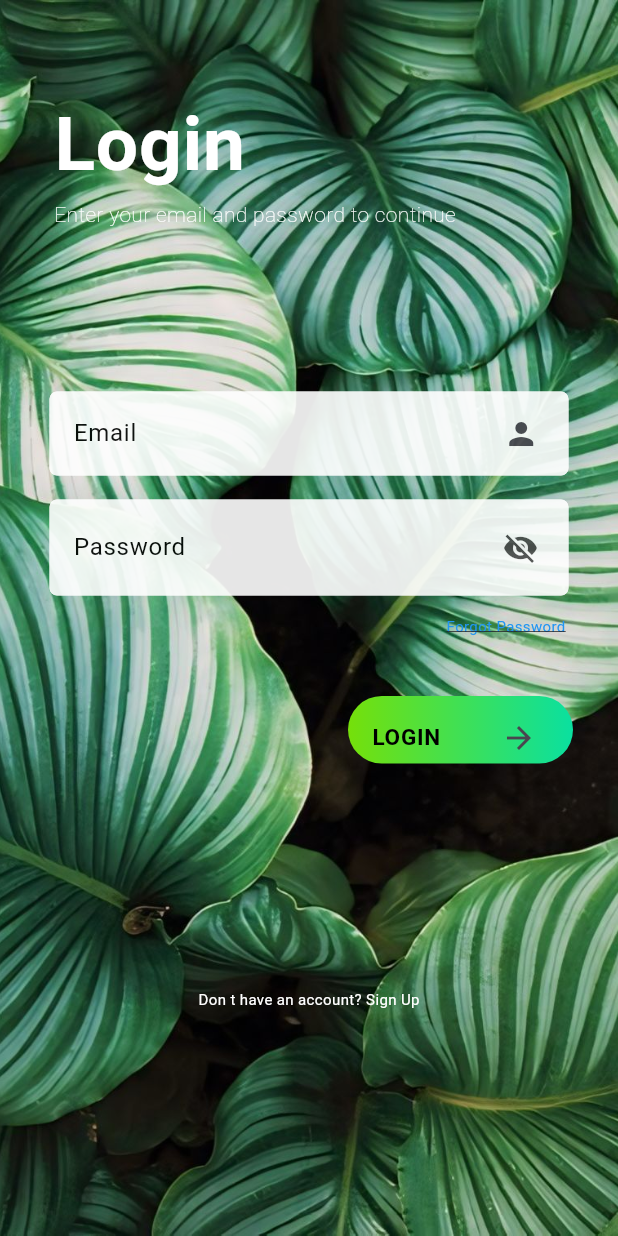
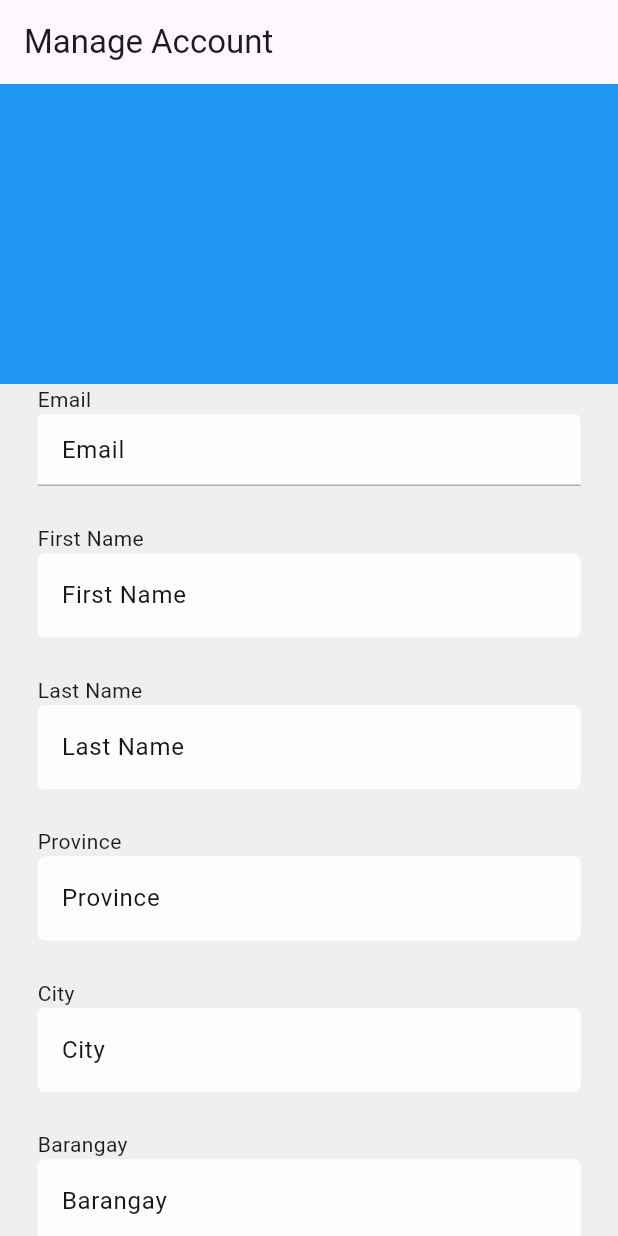
Before and after one commit to smmic-capstone/smmic-app, a Flutter app: the screen it shows after launch, on a phone screen of 412 x 824 dp. Run offline on Flutter 3.47's test engine with Material 3 defaults, Android fonts, the phone set to English and light mode, and no system bars; our stand-ins replace geocoding, geolocator, syncfusion_flutter_gauges.

Commit message:
UI for manage account added just need the profile pic

```diff
--- a/lib/components/drawer.dart
+++ b/lib/components/drawer.dart
@@ -1,5 +1,6 @@
 import 'package:flutter/cupertino.dart';
 import 'package:flutter/material.dart';
+import 'package:smmic/pages/accountinfo.dart';
 
 class ComponentDrawer extends StatefulWidget {
   const ComponentDrawer({super.key});
@@ -22,8 +23,13 @@ class ComponentDrawerState extends State<ComponentDrawer> {
           ),
           GestureDetector(
             onTap: () {},
-            child: const ListTile(
-                leading: Icon(Icons.person), title: Text('Manage Account')),
+            child: ListTile(
+                leading: const Icon(Icons.person), title: Text('Manage Account'),
+            onTap: (){
+                  Navigator.push(context, MaterialPageRoute(builder: (context) => const ManageAccount()
+                  ));
+              },
+            ),
           )
         ],
       ),
--- a/lib/main.dart
+++ b/lib/main.dart
@@ -1,4 +1,5 @@
 import 'package:flutter/material.dart';
+import 'package:smmic/pages/accountinfo.dart';
 import 'package:smmic/pages/login.dart';
 
 void main() {
@@ -12,7 +13,7 @@ class MyApp extends StatelessWidget {
   Widget build(BuildContext context) {
     return const MaterialApp(
       debugShowCheckedModeBanner: false,
-      home: LoginPage(),
+      home: ManageAccount(),
     );
   }
 }
--- /dev/null
+++ b/lib/pages/accountinfo.dart
@@ -0,0 +1,111 @@
+import 'dart:convert';
+
+import 'package:flutter/material.dart';
+import 'package:smmic/subcomponents/login/textfield.dart';
+import 'package:smmic/subcomponents/manageacc/labeltext.dart';
+import 'package:smmic/subcomponents/manageacc/textfield.dart';
+import 'package:http/http.dart' as http;
+
+class ManageAccount extends StatefulWidget {
+  const ManageAccount({super.key});
+
+  @override
+  State<ManageAccount> createState() => _ManageAccount();
+}
+
+class _ManageAccount extends State<ManageAccount>{
+  Color? bgColor = const Color.fromRGBO(239, 239, 239, 1.0);
+  final setEmailController = TextEditingController();
+  final setFirstNameController = TextEditingController();
+  final setLastNameController = TextEditingController();
+  final setProvinceController = TextEditingController();
+  final setCityController = TextEditingController();
+  final setBarangayController = TextEditingController();
+  final setZoneController = TextEditingController();
+  final setZipCodeController = TextEditingController();
+  final setPasswordController = TextEditingController();
+
+  Future<void> getUserDetails() async {
+    String baseURL = 'http://127.0.0.1:8000/api';
+    String apiURL = '$baseURL/djoser/users/me/';
+    String token = 'asdasdsad';
+    //token here but how to get from login and store it
+
+    try{
+      final response = await http.get(Uri.parse(apiURL),
+      headers: {"Authorization":"Bearer $token"});
+
+      if (response.statusCode == 200) {
+        final userJsonData = jsonDecode(response.body);
+        String uuid = userJsonData['UID'];
+        String email = userJsonData['email'];
+        String firstName = userJsonData['first_name'];
+        String lastName = userJsonData['last_name'];
+        String province = userJsonData['province'];
+        String city = userJsonData['city'];
+        String barangay = userJsonData['barangay'];
+        String zone = userJsonData['zone'];
+        String zipCode = userJsonData['zip_code'];
+        String profilePic = 'http://127.0.0.1/$userJsonData["profilepic"]';
+      }else{
+        print("Failed to fetch user data;");
+      }
+    }catch(error){
+      print("Wrong Credentials");
+    }
+  }
+
+
+
+  @override
+  Widget build(BuildContext context){
+    return Scaffold(
+      backgroundColor: bgColor,
+      appBar: AppBar(
+        title: const Text("Manage Account"),
+      ),
+      body: ListView(
+        children: [
+          Column(
+            mainAxisAlignment: MainAxisAlignment.start,
+            crossAxisAlignment: CrossAxisAlignment.start,
+            children: [
+              Container(
+                height: 200,
+                color: Colors.blue
+              ),
+              const LabelText(label: "Email"),
+              const ManageAccountTextField( disableInput: true, hintText: "Email", obscuretext: false),
+
+              const LabelText(label: "First Name"),
+              ManageAccountTextField(controller:setFirstNameController, hintText: "First Name", obscuretext: false),
+
+              const LabelText( label: "Last Name"),
+              ManageAccountTextField(controller: setLastNameController,hintText: "Last Name", obscuretext: false),
+
+              const LabelText(label: "Province"),
+              ManageAccountTextField(controller: setEmailController, hintText: "Province", obscuretext: false),
+
+              const LabelText(label: "City"),
+              ManageAccountTextField(controller: setCityController, hintText: "City", obscuretext: false,),
+
+              const LabelText(label: "Barangay"),
+              ManageAccountTextField(controller: setZoneController, hintText:"Barangay", obscuretext: false),
+
+              const LabelText(label: "Zone"),
+              ManageAccountTextField(controller: setZoneController,hintText: "Zone", obscuretext: false),
+
+              const LabelText(label: "Zip Code"),
+              ManageAccountTextField(controller:setZipCodeController,hintText: "Zip Code", obscuretext: false),
+
+              const LabelText(label: "Password"),
+              ManageAccountTextField(controller: setEmailController, hintText: "Password", obscuretext: false)
+
+
+            ],
+          )
+        ],
+      ),
+    );
+  }
+}
--- a/lib/pages/device.dart
+++ b/lib/pages/device.dart
@@ -15,7 +15,7 @@ class _DeviceState extends State<Device> {
 
   @override
   Widget build(BuildContext context) {
-    Color? bgColor = Color.fromRGBO(239, 239, 239, 1.0);
+    Color? bgColor = const Color.fromRGBO(239, 239, 239, 1.0);
     return Scaffold(
       backgroundColor: bgColor,
       appBar: AppBar(
--- /dev/null
+++ b/lib/subcomponents/manageacc/labeltext.dart
@@ -0,0 +1,15 @@
+import 'package:flutter/material.dart';
+
+class LabelText extends StatelessWidget {
+  const LabelText({super.key, required this.label});
+  final String label;
+
+  @override
+  Widget build(BuildContext context){
+    return Padding(
+      padding: const EdgeInsets.only(left: 25.0),
+      child: Text(label),
+    );
+  }
+
+}
--- /dev/null
+++ b/lib/subcomponents/manageacc/textfield.dart
@@ -0,0 +1,52 @@
+import 'package:flutter/material.dart';
+
+class ManageAccountTextField extends StatelessWidget {
+  final TextEditingController? controller;
+  final String hintText;
+  final bool obscuretext;
+  final bool? disableInput;
+  final IconData? icon;
+  final Widget? suffixIcon;
+  final double opacity; // Add an opacity parameter
+
+  const ManageAccountTextField(
+      {super.key,
+        this.controller,
+        required this.hintText,
+        required this.obscuretext,
+        this.disableInput,
+        this.icon,
+        this.suffixIcon,
+        this.opacity = 0.9});
+
+  @override
+  Widget build(BuildContext context) {
+    return Padding(
+      padding: const EdgeInsets.only(left: 25.0,right: 25, bottom: 25),
+      child: Opacity(
+        opacity: opacity,
+        child: TextField(
+          enabled: !(disableInput ?? false),
+          controller: controller,
+          obscureText: obscuretext,
+          decoration: InputDecoration(
+            prefix: icon != null ? Icon(icon) : null,
+            enabledBorder: OutlineInputBorder(
+              borderRadius: BorderRadius.circular(5),
+              borderSide: const BorderSide(color: Colors.white),
+            ),
+            focusedBorder: OutlineInputBorder(
+              borderRadius: BorderRadius.circular(5),
+              borderSide: const BorderSide(color: Colors.white),
+            ),
+            fillColor: Colors.white,
+            filled: true,
+            hintText: hintText,
+            hintStyle: const TextStyle(color: Colors.black),
+            suffixIcon: suffixIcon,
+          ),
+        ),
+      ),
+    );
+  }
+}
```
Also changed, not shown: lib/pages/login.dart (indentation only).
